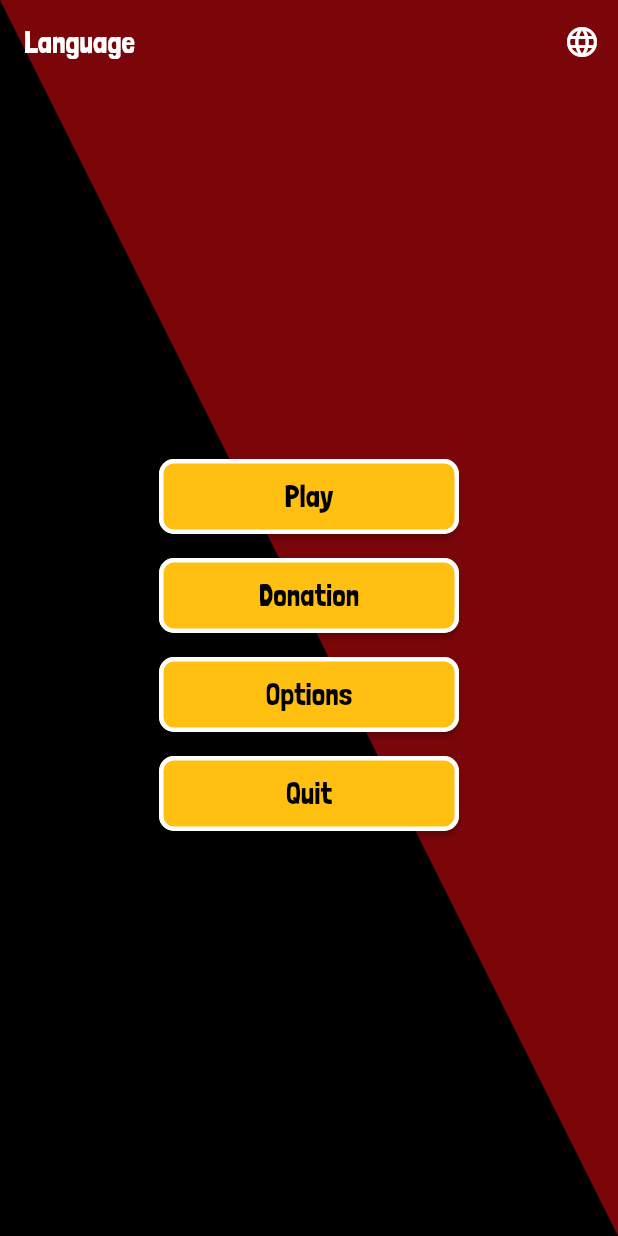
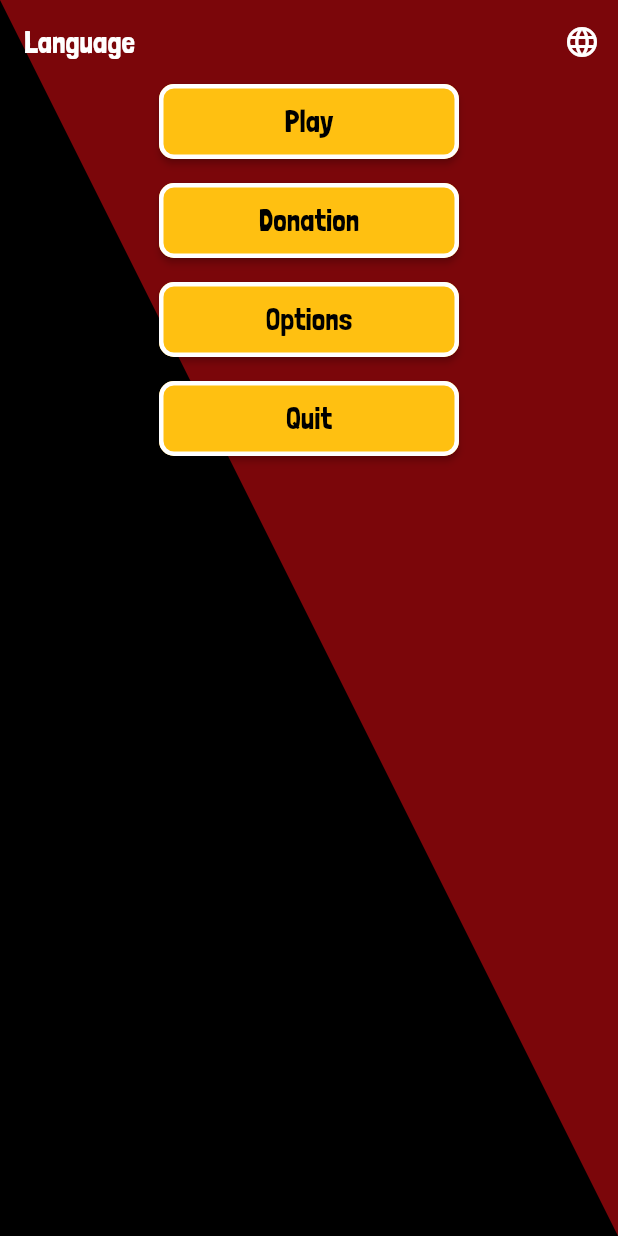
Before and after one commit to iamLuCat/ofeka_earth, a Flutter app: the MenuGame screen opened by its route, on a phone screen of 412 x 824 dp. Run offline on Flutter 3.47's test engine with Material 3 defaults, Android fonts, the light colour scheme and no system bars; missing offline and left inert: add_to_google_wallet, bonfire; generated files the repository leaves out were written again; project files that could hold a hidden picture were left out.

Commit message:
Button alignment fixed

```diff
--- a/lib/game_menu.dart
+++ b/lib/game_menu.dart
@@ -139,9 +139,6 @@ class _MenuGameState extends State<MenuGame> with WidgetsBindingObserver {
       children: [
         _buildAppBar(),
         Center(
-          child: Padding(
-            padding: _getPadding(context),
-            child: SingleChildScrollView(
           child: Column(
             mainAxisAlignment: MainAxisAlignment.center,
             children: [
@@ -153,8 +150,6 @@ class _MenuGameState extends State<MenuGame> with WidgetsBindingObserver {
               const SizedBox(height: 16),
               _buildButton(quit, ''),
             ],
-              ),
-            ),
           ),
         ),
       ],
```
Lines whose indentation alone changed are shown as unchanged.
